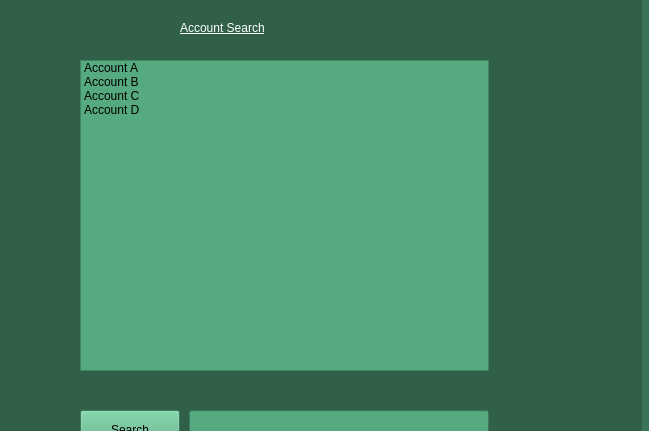
Qt form client/form.ui (SushantKumarPandey/Crypto-Tradeing-App-with-fake-currency) before a commit; both pictures show x 559 to 1208 and y 155 to 586 of the 1208 by 845 pixel window.
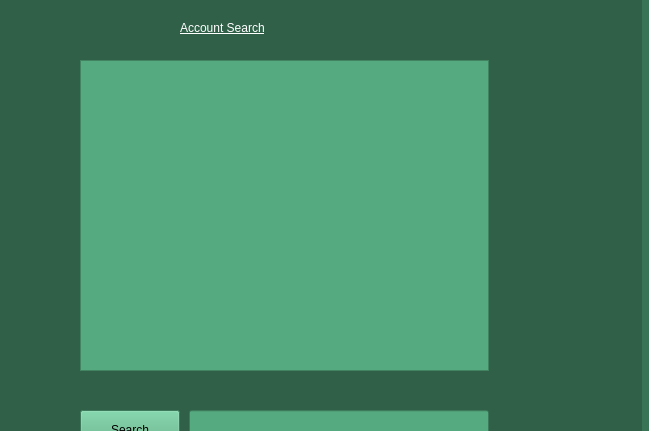
The same form after that commit. The open tabs and pages were chosen to show the change.

Commit message: fix: update and search account namen in tabelle entfernt

Diff of the .ui file:
```diff
--- a/client/form.ui
+++ b/client/form.ui
@@ -806,26 +806,6 @@
 color: rgb(0, 0, 0);
 background-color: rgb(85, 170, 127);</string>
        </property>
-       <item>
-        <property name="text">
-         <string>Account A</string>
-        </property>
-       </item>
-       <item>
-        <property name="text">
-         <string>Account B</string>
-        </property>
-       </item>
-       <item>
-        <property name="text">
-         <string>Account C</string>
-        </property>
-       </item>
-       <item>
-        <property name="text">
-         <string>Account D</string>
-        </property>
-       </item>
       </widget>
       <widget class="QPushButton" name="search">
        <property name="geometry">
```
Left out of the diff: 2 changed lines with no effect on the pictures.
